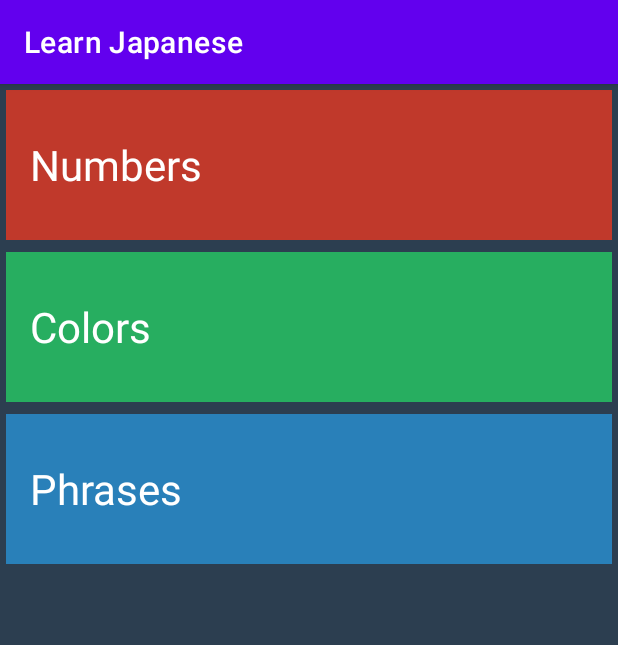
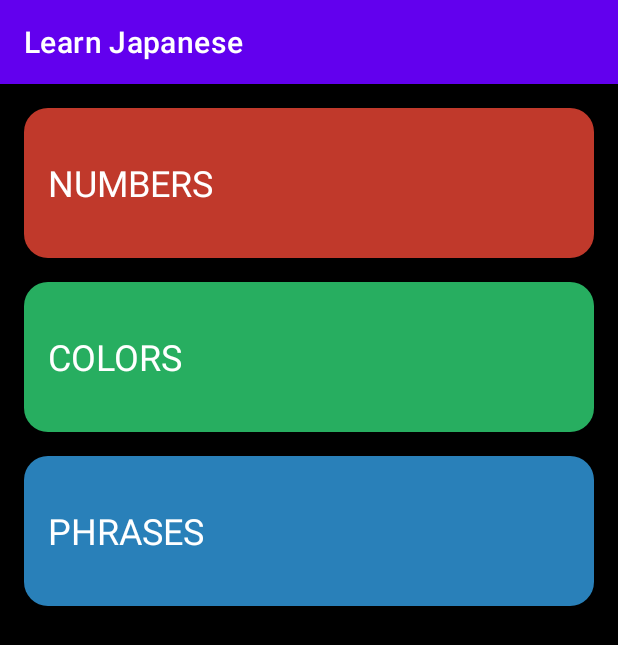
Before and after one commit to gauravdalvi2012/Learn-Japanese, an Android app: the screen it shows after launch (MainActivity), on a phone screen of 412 x 824 dp. Shown: the top 645 px of the screen. Run offline under Robolectric (Android 15) with nearby library versions, the phone set to English and light mode, and no system bars.

Commit message:
curved corner tiles on main page

```diff
--- /dev/null
+++ b/app/src/main/res/drawable/home_item_layout.xml
@@ -0,0 +1,7 @@
+<?xml version="1.0" encoding="utf-8"?>
+<shape xmlns:android="http://schemas.android.com/apk/res/android">
+
+    <stroke android:color="@color/white" android:width="0dp"/>
+    <corners android:radius="16dp" />
+
+</shape>
--- a/app/src/main/res/layout/activity_main.xml
+++ b/app/src/main/res/layout/activity_main.xml
@@ -12,8 +12,11 @@
         <FrameLayout
             android:layout_width="match_parent"
             android:layout_height="wrap_content"
-            android:background="@color/numbers_activity_items"
-            android:layout_margin="@dimen/main_activity_item_margin">
+            android:background="@drawable/home_item_layout"
+            android:backgroundTint="@color/numbers_activity_items"
+            android:layout_marginTop="16dp"
+            android:layout_marginStart="16dp"
+            android:layout_marginEnd="16dp">
             <TextView
                 android:id="@+id/numbers"
                 android:layout_width="match_parent"
@@ -31,8 +34,11 @@
         <FrameLayout
             android:layout_width="match_parent"
             android:layout_height="wrap_content"
-            android:background="@color/colors_activity_items"
-            android:layout_margin="@dimen/main_activity_item_margin">
+            android:background="@drawable/home_item_layout"
+            android:backgroundTint="@color/colors_activity_items"
+            android:layout_marginTop="16dp"
+            android:layout_marginStart="16dp"
+            android:layout_marginEnd="16dp">
             <TextView
                 android:id="@+id/colors"
                 android:layout_width="match_parent"
@@ -50,8 +56,11 @@
         <FrameLayout
             android:layout_width="match_parent"
             android:layout_height="wrap_content"
-            android:background="@color/phrases_activity_items"
-            android:layout_margin="@dimen/main_activity_item_margin">
+            android:background="@drawable/home_item_layout"
+            android:backgroundTint="@color/phrases_activity_items"
+            android:layout_marginTop="16dp"
+            android:layout_marginStart="16dp"
+            android:layout_marginEnd="16dp">
             <TextView
                 android:id="@+id/phrases"
                 android:layout_width="match_parent"
--- a/app/src/main/res/values/colors.xml
+++ b/app/src/main/res/values/colors.xml
@@ -12,7 +12,7 @@
     <color name="colors_activity_items">#27ae60</color>
     <color name="phrases_activity_items">#2980b9</color>
 
-    <color name="main_activity">#2c3e50</color>
+    <color name="main_activity">#000000</color>
     <color name="numbers_activity">#e74c3c</color>
     <color name="colors_activity">#2ecc71</color>
     <color name="phrases_activity">#3498db</color>
--- a/app/src/main/res/values/dimens.xml
+++ b/app/src/main/res/values/dimens.xml
@@ -1,10 +1,9 @@
 <?xml version="1.0" encoding="utf-8"?>
 <resources>
     //main activity
-    <dimen name="main_activity_item_text_size">28sp</dimen>
+    <dimen name="main_activity_item_text_size">24sp</dimen>
     <dimen name="main_activity_item_height">100dp</dimen>
     <dimen name="main_activity_padding_start">16dp</dimen>
     <dimen name="main_activity_padding_end">0dp</dimen>
-    <dimen name="main_activity_item_margin">4dp</dimen>
 
 </resources>
--- a/app/src/main/res/values/strings.xml
+++ b/app/src/main/res/values/strings.xml
@@ -1,6 +1,6 @@
 <resources>
     <string name="app_name">Learn Japanese</string>
-    <string name="numbers">Numbers</string>
-    <string name="colors">Colors</string>
-    <string name="phrases">Phrases</string>
+    <string name="numbers">NUMBERS</string>
+    <string name="colors">COLORS</string>
+    <string name="phrases">PHRASES</string>
 </resources>
```
